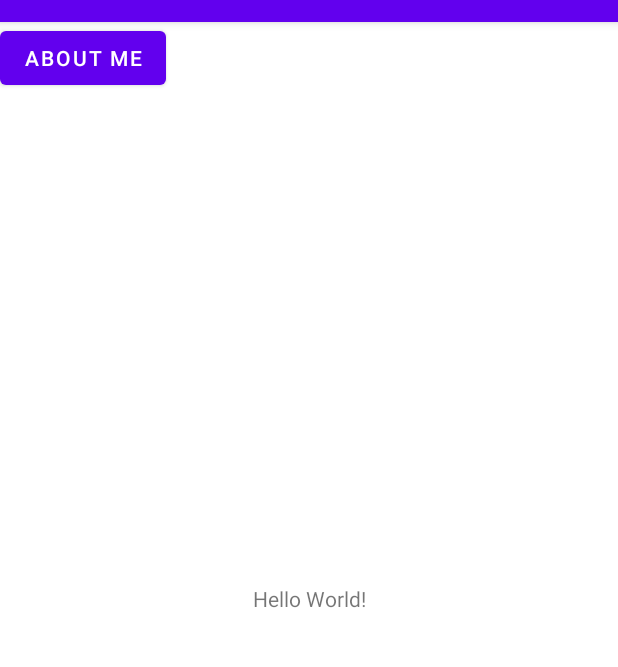
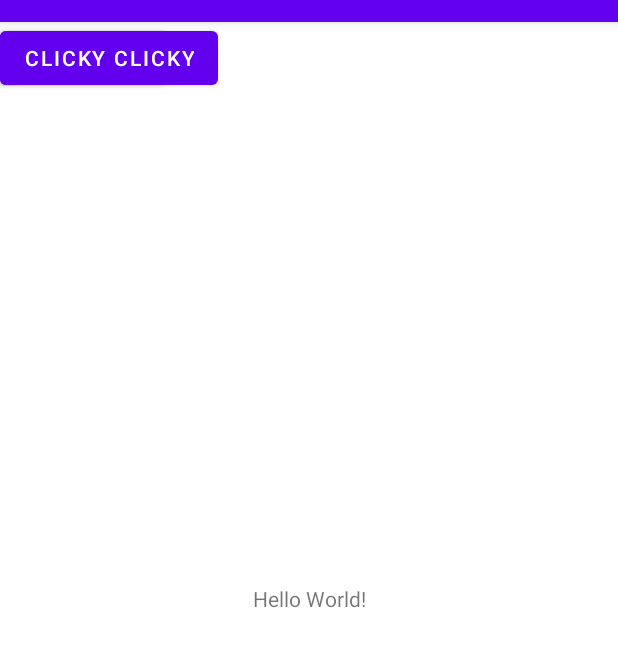
Before and after one commit to KanishkaSoni11/NUMAD22Su_KanishkaSoni, an Android app: the screen it shows after launch (MainActivity), on a phone screen of 412 x 824 dp, the part 62-729 px from its top. Run offline under Robolectric (Android 15) with nearby library versions, the phone set to English and light mode, and no system bars.

Commit message:
added button

```diff
--- a/app/src/main/res/layout/activity_main.xml
+++ b/app/src/main/res/layout/activity_main.xml
@@ -24,4 +24,12 @@
         tools:layout_editor_absoluteX="167dp"
         tools:layout_editor_absoluteY="447dp" />
 
+    <Button
+        android:id="@+id/clicky_clicky"
+        android:layout_width="wrap_content"
+        android:layout_height="wrap_content"
+        android:text="Clicky Clicky"
+        tools:layout_editor_absoluteX="132dp"
+        tools:layout_editor_absoluteY="190dp" />
+
 </androidx.constraintlayout.widget.ConstraintLayout>
```
